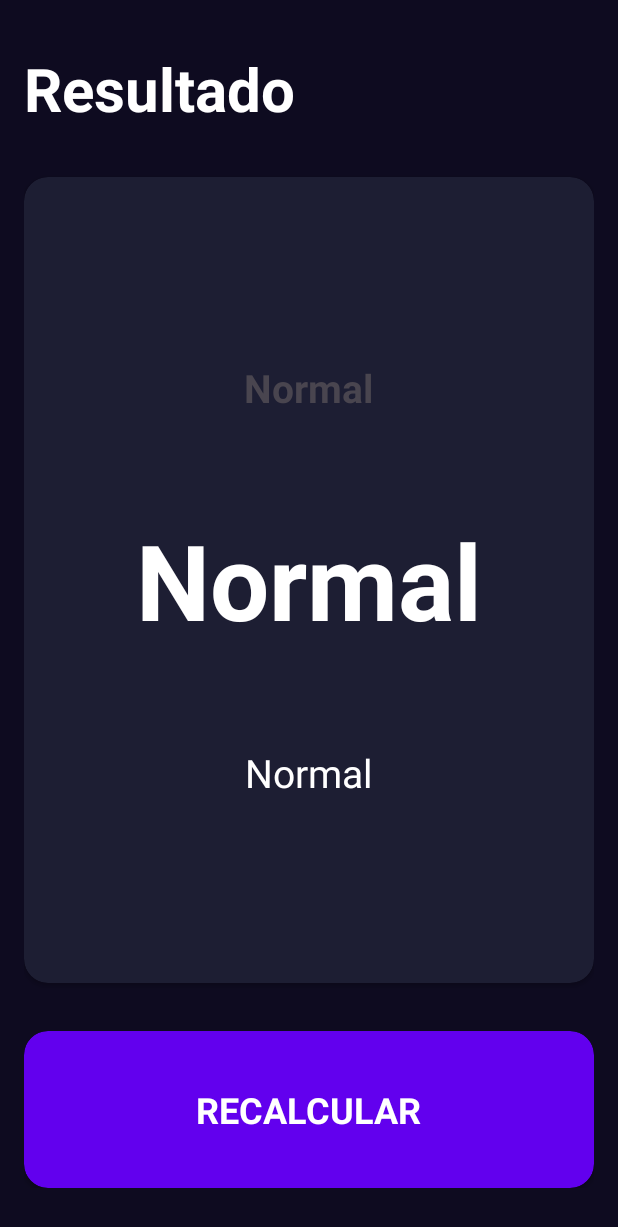
After one commit to rubenmanero/daigualApps, an Android app: the layout activity_result.xml on its own in the app's theme, with its tools: preview values and no code run, on a phone screen of 412 x 824 dp. The commit adds this screen. Shown: the top 1227 px of the screen. Run offline under Robolectric (Android 15) with nearby library versions, the phone set to English and light mode, and no system bars.

Commit message:
falta en IMCApp mostrar resultados

```diff
--- a/app/src/main/AndroidManifest.xml
+++ b/app/src/main/AndroidManifest.xml
@@ -12,6 +12,9 @@
         android:supportsRtl="true"
         android:theme="@style/Theme.DaigualApps">
         <activity
+            android:name=".IMCApp.ResultActivity"
+            android:exported="false" />
+        <activity
             android:name=".IMCApp.IMCActivity"
             android:exported="false" />
         <activity
@@ -25,7 +28,7 @@
         </activity>
         <activity
             android:name=".MessageApp.MessageActivity"
-            android:exported="true"></activity>
+            android:exported="true" />
         <activity
             android:name=".HelloApp.HelloActivity"
             android:exported="false" />
--- /dev/null
+++ b/app/src/main/res/layout/activity_result.xml
@@ -0,0 +1,93 @@
+<?xml version="1.0" encoding="utf-8"?>
+<androidx.constraintlayout.widget.ConstraintLayout xmlns:android="http://schemas.android.com/apk/res/android"
+    xmlns:app="http://schemas.android.com/apk/res-auto"
+    xmlns:tools="http://schemas.android.com/tools"
+    android:id="@+id/main"
+    android:layout_width="match_parent"
+    android:layout_height="match_parent"
+    android:background="@color/background_app"
+    android:paddingHorizontal="16dp"
+    android:paddingVertical="32dp"
+    tools:context=".IMCApp.ResultActivity">
+
+    <TextView
+        android:id="@+id/tvTitle"
+        android:layout_width="wrap_content"
+        android:layout_height="wrap_content"
+        android:text="@string/result"
+        android:textColor="@color/white"
+        android:textSize="40sp"
+        android:textStyle="bold"
+        app:layout_constraintStart_toStartOf="parent"
+        app:layout_constraintTop_toTopOf="parent" />
+
+    <androidx.cardview.widget.CardView
+        android:layout_width="0dp"
+        android:layout_height="0dp"
+        app:cardBackgroundColor="@color/background_component"
+        app:cardCornerRadius="16dp"
+        android:layout_marginVertical="32dp"
+        app:layout_constraintStart_toStartOf="parent"
+        app:layout_constraintEnd_toEndOf="parent"
+        app:layout_constraintBottom_toTopOf="@+id/btnRecalculate"
+        app:layout_constraintTop_toBottomOf="@+id/tvTitle">
+
+        <androidx.appcompat.widget.LinearLayoutCompat
+            android:layout_width="match_parent"
+            android:layout_height="match_parent"
+            android:layout_margin="16dp"
+            android:gravity="center"
+            android:orientation="vertical">
+
+            <TextView
+                android:id="@+id/tvResult"
+                android:layout_width="wrap_content"
+                android:layout_height="wrap_content"
+                android:textSize="26sp"
+                android:textStyle="bold"
+                tools:text="Normal" />
+
+            <TextView
+                android:id="@+id/tvIMC"
+                android:layout_width="wrap_content"
+                android:layout_height="wrap_content"
+                android:layout_marginVertical="64dp"
+                android:textColor="@color/white"
+                android:textSize="70sp"
+                android:textStyle="bold"
+                tools:text="Normal" />
+
+            <TextView
+                android:id="@+id/tvDescription"
+                android:layout_width="wrap_content"
+                android:layout_height="wrap_content"
+                android:textColor="@color/white"
+                android:textSize="26sp"
+                tools:text="Normal" />
+
+        </androidx.appcompat.widget.LinearLayoutCompat>
+
+    </androidx.cardview.widget.CardView>
+
+    <androidx.cardview.widget.CardView
+        android:id="@+id/btnRecalculate"
+        android:layout_width="match_parent"
+        android:layout_height="wrap_content"
+        app:cardCornerRadius="16dp"
+        app:cardBackgroundColor="@color/background_fab"
+        app:layout_constraintBottom_toBottomOf="parent">
+
+        <TextView
+            android:layout_width="wrap_content"
+            android:layout_height="wrap_content"
+            android:text="@string/recalculate"
+            android:layout_margin="36dp"
+            android:layout_gravity="center"
+            android:textSize="24sp"
+            android:textColor="@color/white"
+            android:textStyle="bold"
+            android:textAllCaps="true"/>
+
+    </androidx.cardview.widget.CardView>
+
+</androidx.constraintlayout.widget.ConstraintLayout>
--- a/app/src/main/res/values/strings.xml
+++ b/app/src/main/res/values/strings.xml
@@ -6,4 +6,6 @@
     <string name="weight">Peso</string>
     <string name="age">Edad</string>
     <string name="calculate">Calcular</string>
+    <string name="result">Resultado</string>
+    <string name="recalculate">Recalcular</string>
 </resources>
```
Also changed, not shown: app/src/main/java/com/ruben/daigualapps/IMCApp/IMCActivity.kt (+67 -2 lines), app/src/main/java/com/ruben/daigualapps/IMCApp/ResultActivity.kt (added, +43 -0 lines).
